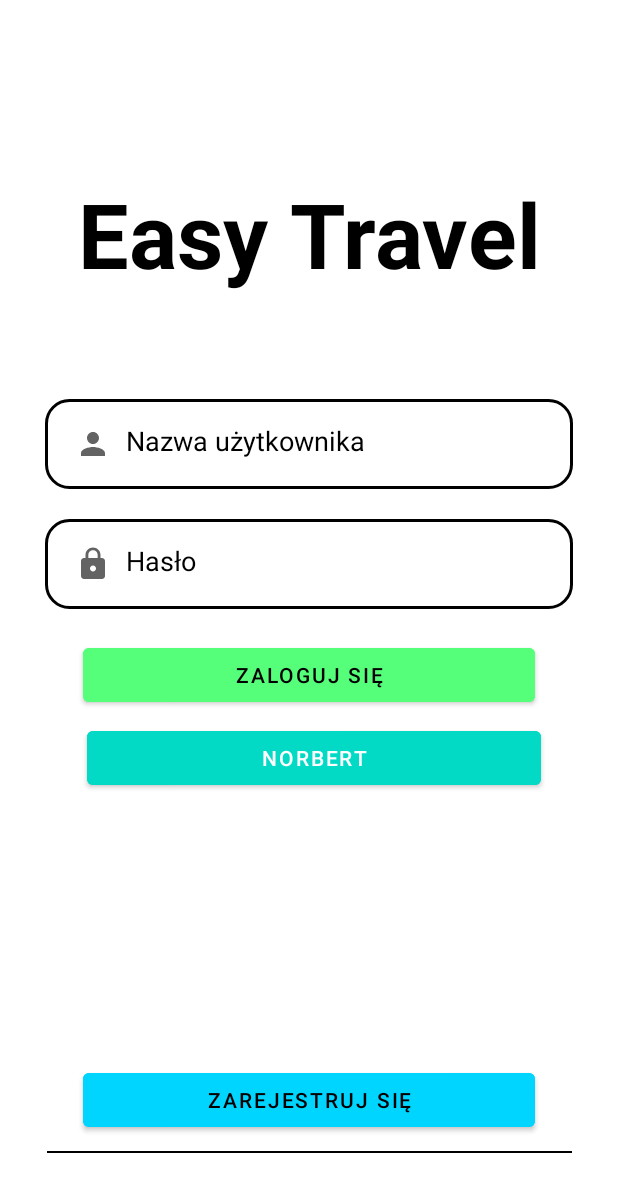
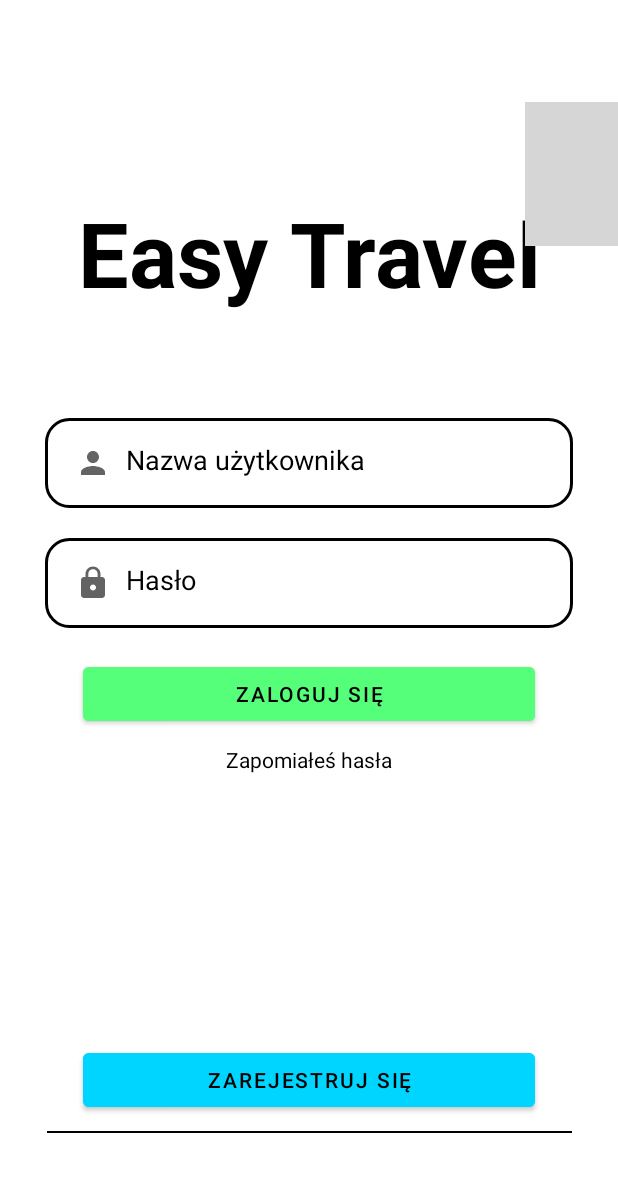
Before and after one commit to bartoszszostakiewicz/Easy_travel, an Android app: the LoginActivity screen opened directly, with no data from a screen before it, on a phone screen of 412 x 824 dp. Shown: the top 1192 px of the screen. Run offline under Robolectric (Android 15) with nearby library versions, the phone set to English and light mode, and no system bars; our stand-ins replace Firebase (no records; nobody signed in at launch, a user with empty details on screens opened directly); 1 statement that could not run was skipped; grey boxes are pictures that could not be loaded.

Commit message:
Update activity_main.xml

```diff
--- a/Easy_Travel/app/src/main/res/layout/activity_main.xml
+++ b/Easy_Travel/app/src/main/res/layout/activity_main.xml
@@ -6,6 +6,16 @@
     android:gravity="center"
     android:orientation="vertical">
 
+    <ImageView
+        android:id="@+id/create_trip_button"
+        android:layout_width="wrap_content"
+        android:layout_height="wrap_content"
+        android:layout_marginTop="0dp"
+        android:layout_marginStart="350dp"
+        android:layout_marginEnd="0dp"
+        android:layout_alignParentStart="true"
+        android:layout_alignParentEnd="true"
+        android:src="@drawable/baseline_settings_24" />
 
     <TextView
         android:id="@+id/textView"
@@ -13,6 +23,7 @@
         android:layout_height="wrap_content"
         android:layout_alignParentTop="true"
         android:layout_marginTop="20dp"
+        android:layout_below="@+id/create_trip_button"
         android:padding="40dp"
         android:text="Easy Travel"
         android:textAlignment="center"
@@ -74,34 +85,6 @@
         android:elevation="300dp"
         android:text="ZALOGUJ SIĘ" />
 
-    <com.google.android.material.button.MaterialButton
-        android:id="@+id/create_trip_button"
-        android:layout_width="300dp"
-        android:layout_height="wrap_content"
-        android:layout_below="@+id/password"
-        android:layout_alignParentStart="true"
-        android:layout_alignParentEnd="true"
-        android:layout_marginStart="58dp"
-        android:layout_marginTop="75dp"
-        android:layout_marginEnd="51dp"
-        android:backgroundTint="@color/design_default_color_secondary"
-        android:text="Norbert"></com.google.android.material.button.MaterialButton>
-
-    <com.google.android.material.button.MaterialButton
-        android:id="@+id/register"
-        android:layout_width="300dp"
-        android:layout_height="wrap_content"
-        android:layout_below="@+id/create_trip_button"
-        android:layout_alignParentStart="true"
-        android:layout_alignParentEnd="true"
-        android:layout_marginStart="55dp"
-        android:layout_marginTop="180dp"
-        android:layout_marginEnd="55dp"
-        android:backgroundTint="#00D5FF"
-        android:textColor="@color/black"
-        android:text="ZAREJESTRUJ SIĘ" />
-
-
 
     <TextView
         android:id="@+id/forgotpass"
@@ -116,6 +99,24 @@
         android:text="Zapomiałeś hasła"
         android:textColor="@color/black" />
 
+    <com.google.android.material.button.MaterialButton
+        android:id="@+id/register"
+        android:layout_width="300dp"
+        android:layout_height="wrap_content"
+        android:layout_below="@+id/forgotpass"
+        android:layout_alignParentStart="true"
+        android:layout_alignParentEnd="true"
+        android:layout_marginStart="55dp"
+        android:layout_marginTop="160dp"
+        android:layout_marginEnd="55dp"
+        android:backgroundTint="#00D5FF"
+        android:textColor="@color/black"
+        android:text="ZAREJESTRUJ SIĘ" />
+
+
+
+
+
     <ImageView
         android:id="@+id/my_image_view"
         android:layout_width="wrap_content"
```
